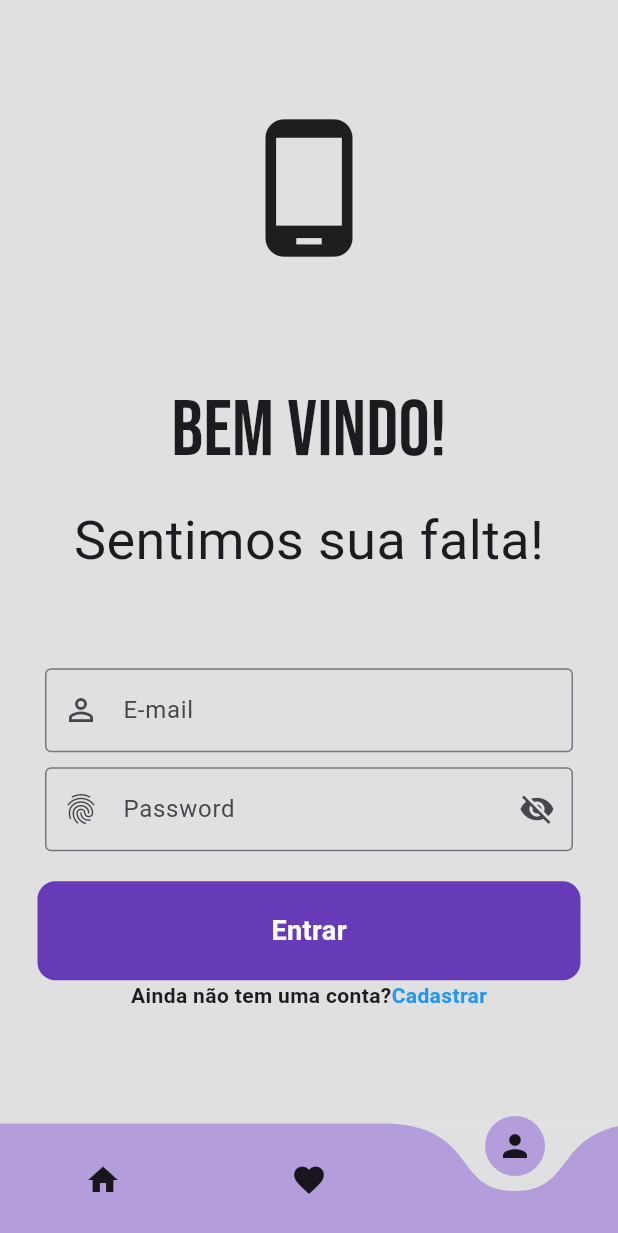
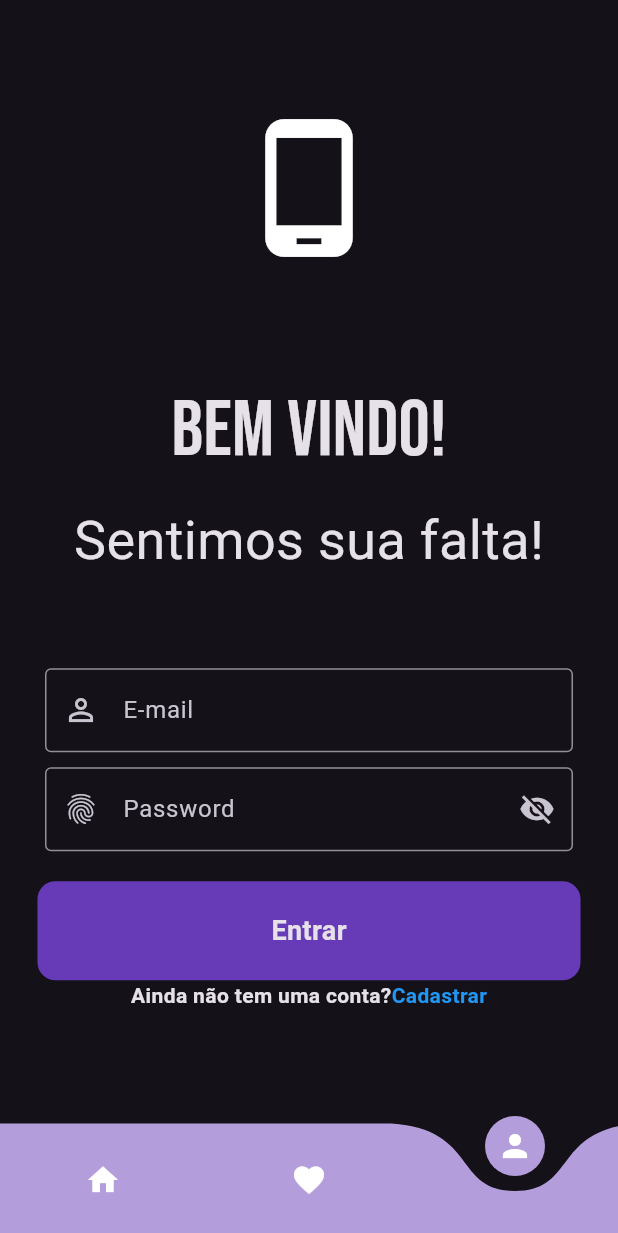
Before and after one commit to JoaoTeramatsu/LDDM---Projetos, a Flutter app: the screen it shows after launch, item 3 of the bottom bar chosen, on a phone screen of 412 x 824 dp. Shown: the top 1233 px of the screen. Run offline on Flutter 3.47's test engine with Material 3 defaults, Android fonts, the phone set to English and light mode, and no system bars; drawn by our look-alikes of curved_navigation_bar; our stand-ins replace google_fonts.

Commit message:
+ Organizando Arquivos

```diff
--- a/lib/main.dart
+++ b/lib/main.dart
@@ -1,6 +1,7 @@
 import 'package:art_class/page/homepage.dart';
 import 'package:art_class/page/landing_page.dart';
 import 'package:art_class/page/login_page.dart';
+import 'package:art_class/src/utils/theme/theme.dart';
 import 'package:flutter/material.dart';
 import 'package:curved_navigation_bar/curved_navigation_bar.dart';
 
@@ -9,6 +10,7 @@ void main() {
     home: MainPage(),
   ));
 }
+
 
 class MainPage extends StatefulWidget {
   @override
@@ -34,10 +36,15 @@ class _MainPageState extends State<MainPage> {
       const Icon(Icons.person),
     ];
 
-    return Scaffold(
+
+    return MaterialApp(
+      theme: TAppTheme.lightTheme,
+      darkTheme: TAppTheme.darkTheme,
+      themeMode: ThemeMode.dark,
+      home: Scaffold(
         body: screens[index],
         bottomNavigationBar: CurvedNavigationBar(
-        backgroundColor: Colors.grey.shade300,
+          backgroundColor: Colors.transparent,
           color: Colors.deepPurple.shade200,
           animationDuration: const Duration(milliseconds: 300),
           animationCurve: Curves.easeInOut,
@@ -45,6 +52,7 @@ class _MainPageState extends State<MainPage> {
           items: items,
           index: index,
         ),
+      ),
     );
   }
 }
--- a/lib/page/homepage.dart
+++ b/lib/page/homepage.dart
@@ -11,8 +11,8 @@ class HomePage extends StatefulWidget {
 class _HomePageState extends State<HomePage> {
   @override
   Widget build(BuildContext context){
-  return Scaffold(
-    backgroundColor: Colors.grey[300]
+  return const Scaffold(
+    // backgroundColor: Colors.white
     );
   }
 }
--- a/lib/page/landing_page.dart
+++ b/lib/page/landing_page.dart
@@ -14,7 +14,7 @@ class _LandingPageState extends State<LandingPage> {
   @override
   Widget build(BuildContext context) {
     return Scaffold(
-      backgroundColor: Colors.grey[300],
+      // backgroundColor: Colors.grey[300],
       body: PageView.builder(
         controller: _pageController,
         onPageChanged: (index) {
@@ -29,7 +29,7 @@ class _LandingPageState extends State<LandingPage> {
           } else {
             // Caso contrário, exibe uma página padrão
             return Container(
-              color: Colors.grey.shade300,
+              // color: Colors.grey.shade300,
               child: Center(
                 child: Text('Page ${index + 1}'),
               ),
--- a/lib/page/login_page.dart
+++ b/lib/page/login_page.dart
@@ -14,7 +14,8 @@ class _LoginPageState extends State<LoginPage> {
   @override
   Widget build(BuildContext context) {
     return Scaffold(
-      backgroundColor: Colors.grey[300],
+      // backgroundColor: Colors.grey[300],
+      // backgroundColor: Colors.white,
       body: SafeArea(
         child:Center(
           child:Column(
@@ -105,8 +106,8 @@ class _LoginPageState extends State<LoginPage> {
       padding:const EdgeInsets.symmetric(horizontal: 25.0 ),
       child: Container(
         decoration: BoxDecoration(
-          color: Colors.grey[200],
-          border: Border.all(color: Colors.white),
+          // color: Colors.grey[200],
+          // border: Border.all(color: Colors.white),
           borderRadius: BorderRadius.circular(12),
         ),
         child: Padding(
@@ -137,11 +138,11 @@ class _LoginPageState extends State<LoginPage> {
           color:  Colors.deepPurple,
           borderRadius: BorderRadius.circular(12),
         ),
-        child: Center(
+        child: const Center(
           child: Text(
             'Entrar',
             style: TextStyle(
-              color: Colors.white,
+              // color: Colors.white,
               fontWeight: FontWeight.bold,
               fontSize: 18,
             ),
--- /dev/null
+++ b/lib/src/utils/theme/theme.dart
@@ -0,0 +1,11 @@
+import 'package:flutter/material.dart';
+
+class TAppTheme {
+  static ThemeData lightTheme = ThemeData(
+    brightness: Brightness.light,
+  );
+
+  static ThemeData darkTheme = ThemeData(
+      brightness: Brightness.dark
+  );
+}
--- a/pubspec.yaml
+++ b/pubspec.yaml
@@ -38,10 +38,15 @@ dependencies:
   curved_navigation_bar: ^1.0.3
   google_fonts: ^6.2.1
   flutter_riverpod: ^2.5.1
+  flutter_native_splash: ^2.4.0
 
 dev_dependencies:
   flutter_test:
     sdk: flutter
+
+flutter_native_splash:
+  color: "#f7f6f1"
+  dark_color: "#272727"
 
   # The "flutter_lints" package below contains a set of recommended lints to
   # encourage good coding practices. The lint set provided by the package is
```
Also changed, not shown: pubspec.lock. Lines whose indentation alone changed are shown as unchanged.
